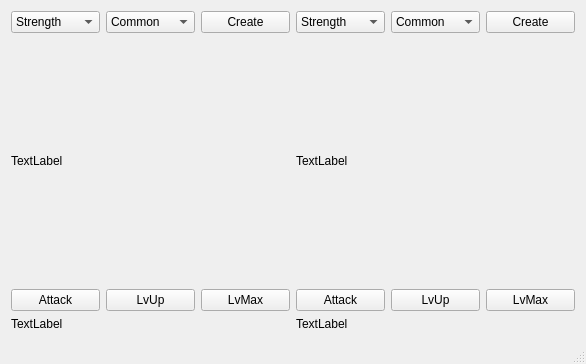
Qt form Server/mainwindow.ui (Shantom/PokeMon) before a commit.
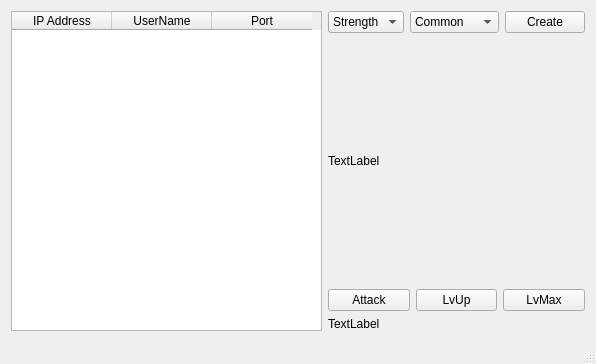
The same form after that commit.

Diff of the .ui file:
```diff
--- a/Server/mainwindow.ui
+++ b/Server/mainwindow.ui
@@ -6,7 +6,7 @@
    <rect>
     <x>0</x>
     <y>0</y>
-    <width>586</width>
+    <width>596</width>
     <height>364</height>
    </rect>
   </property>
@@ -15,7 +15,7 @@
   </property>
   <widget class="QWidget" name="centralWidget">
    <layout class="QGridLayout" name="gridLayout">
-    <item row="0" column="0">
+    <item row="0" column="1">
      <layout class="QVBoxLayout" name="verticalLayout">
       <item>
        <layout class="QHBoxLayout" name="horizontalLayout_3">
@@ -129,113 +129,24 @@
       </item>
      </layout>
     </item>
-    <item row="0" column="1">
-     <layout class="QVBoxLayout" name="verticalLayout_2">
-      <item>
-       <layout class="QHBoxLayout" name="horizontalLayout_4">
-        <item>
-         <widget class="QComboBox" name="comboBox_Type_2">
-          <item>
-           <property name="text">
-            <string>Strength</string>
-           </property>
-          </item>
-          <item>
-           <property name="text">
-            <string>Defense</string>
-           </property>
-          </item>
-          <item>
-           <property name="text">
-            <string>Shield</string>
-           </property>
-          </item>
-          <item>
-           <property name="text">
-            <string>Agility</string>
-           </property>
-          </item>
-         </widget>
-        </item>
-        <item>
-         <widget class="QComboBox" name="comboBox_Rarity_2">
-          <item>
-           <property name="text">
-            <string>Common</string>
-           </property>
-          </item>
-          <item>
-           <property name="text">
-            <string>Rare</string>
-           </property>
-          </item>
-          <item>
-           <property name="text">
-            <string>Epic</string>
-           </property>
-          </item>
-          <item>
-           <property name="text">
-            <string>Legendary</string>
-           </property>
-          </item>
-         </widget>
-        </item>
-        <item>
-         <widget class="QPushButton" name="pushButton_Create_2">
-          <property name="text">
-           <string>Create</string>
-          </property>
-         </widget>
-        </item>
-       </layout>
-      </item>
-      <item>
-       <widget class="QLabel" name="labelPM_2">
-        <property name="sizePolicy">
-         <sizepolicy hsizetype="Preferred" vsizetype="Expanding">
-          <horstretch>0</horstretch>
-          <verstretch>0</verstretch>
-         </sizepolicy>
-        </property>
-        <property name="text">
-         <string>TextLabel</string>
-        </property>
-       </widget>
-      </item>
-      <item>
-       <layout class="QHBoxLayout" name="horizontalLayout_2">
-        <item>
-         <widget class="QPushButton" name="pushButton_Attack_2">
-          <property name="text">
-           <string>Attack</string>
-          </property>
-         </widget>
-        </item>
-        <item>
-         <widget class="QPushButton" name="pushButton_LvUp_2">
-          <property name="text">
-           <string>LvUp</string>
-          </property>
-         </widget>
-        </item>
-        <item>
-         <widget class="QPushButton" name="pushButton_LvMax_2">
-          <property name="text">
-           <string>LvMax</string>
-          </property>
-         </widget>
-        </item>
-       </layout>
-      </item>
-      <item>
-       <widget class="QLabel" name="label_moveInfo_2">
-        <property name="text">
-         <string>TextLabel</string>
-        </property>
-       </widget>
-      </item>
-     </layout>
+    <item row="0" column="0">
+     <widget class="QTableWidget" name="tableWidget_users">
+      <column>
+       <property name="text">
+        <string>IP Address</string>
+       </property>
+      </column>
+      <column>
+       <property name="text">
+        <string>UserName</string>
+       </property>
+      </column>
+      <column>
+       <property name="text">
+        <string>Port</string>
+       </property>
+      </column>
+     </widget>
     </item>
    </layout>
    <zorder>labelPM_1</zorder>
```
Left out of the diff: 13 changed lines with no effect on the pictures.
